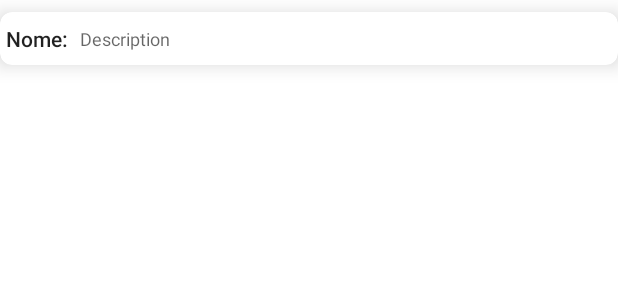
After one commit to Rphmelo/Android_3SIS_2022, an Android app: the layout view_character_item.xml on its own in the app's theme, with its tools: preview values and no code run, on a phone screen of 412 x 824 dp. The commit adds this screen. Shown: the top 300 px of the screen. Run offline under Robolectric (Android 15) with nearby library versions, the phone set to English and light mode, and no system bars.

Commit message:
implement layout fragment character list

```diff
--- /dev/null
+++ b/MarvelApp/app/src/main/res/layout/view_character_item.xml
@@ -0,0 +1,42 @@
+<?xml version="1.0" encoding="utf-8"?>
+<com.google.android.material.card.MaterialCardView xmlns:android="http://schemas.android.com/apk/res/android"
+    android:layout_width="match_parent"
+    android:layout_height="wrap_content"
+    xmlns:app="http://schemas.android.com/apk/res-auto"
+    xmlns:tools="http://schemas.android.com/tools"
+    app:cardElevation="@dimen/spacing_sm"
+    app:cardCornerRadius="@dimen/spacing_sm"
+    android:layout_marginTop="@dimen/spacing_sm"
+    >
+
+    <androidx.constraintlayout.widget.ConstraintLayout
+        android:layout_width="match_parent"
+        android:layout_height="wrap_content"
+        android:layout_marginVertical="@dimen/spacing_sm"
+        >
+
+        <TextView
+            android:id="@+id/characterNameLabel"
+            android:layout_width="wrap_content"
+            android:layout_height="wrap_content"
+            android:text="@string/character_name_label"
+            android:layout_marginStart="@dimen/spacing_xs"
+            app:layout_constraintStart_toStartOf="parent"
+            app:layout_constraintTop_toTopOf="parent"
+            style="@style/TextAppearance.AppCompat.Body2"
+            />
+
+        <TextView
+            android:id="@+id/characterNameValue"
+            android:layout_width="0dp"
+            android:layout_height="wrap_content"
+            tools:text="Description"
+            android:layout_marginStart="@dimen/spacing_sm"
+            app:layout_constraintStart_toEndOf="@+id/characterNameLabel"
+            app:layout_constraintTop_toTopOf="@id/characterNameLabel"
+            app:layout_constraintBottom_toBottomOf="@id/characterNameLabel"
+            style="@style/TextAppearance.AppCompat.Caption"
+            />
+    </androidx.constraintlayout.widget.ConstraintLayout>
+
+</com.google.android.material.card.MaterialCardView>
--- a/MarvelApp/app/src/main/res/values/strings.xml
+++ b/MarvelApp/app/src/main/res/values/strings.xml
@@ -2,4 +2,5 @@
     <string name="app_name">MarvelApp</string>
     <string name="character_list_fragment_label">Character List Fragment</string>
     <string name="character_detail_fragment_label">Character Detail Fragment</string>
+    <string name="character_name_label">Nome:</string>
 </resources>
```
Also changed, not shown: MarvelApp/app/src/main/res/layout/fragment_character_list.xml (+14 -2 lines), MarvelApp/app/src/main/res/values/dimens.xml (+18 -1 lines).
